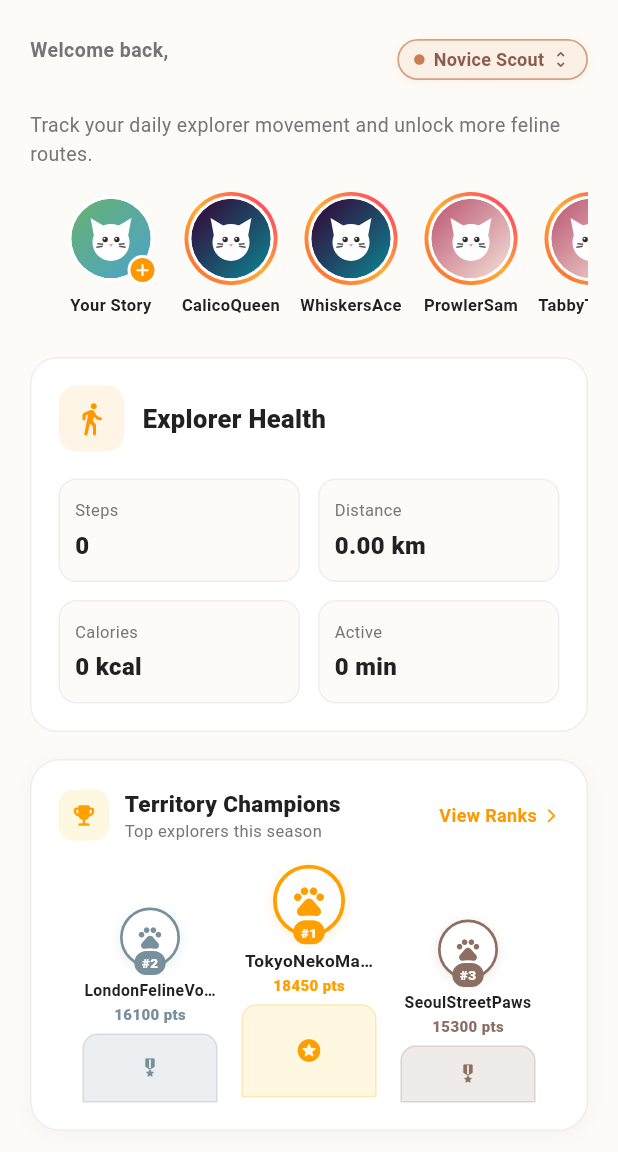
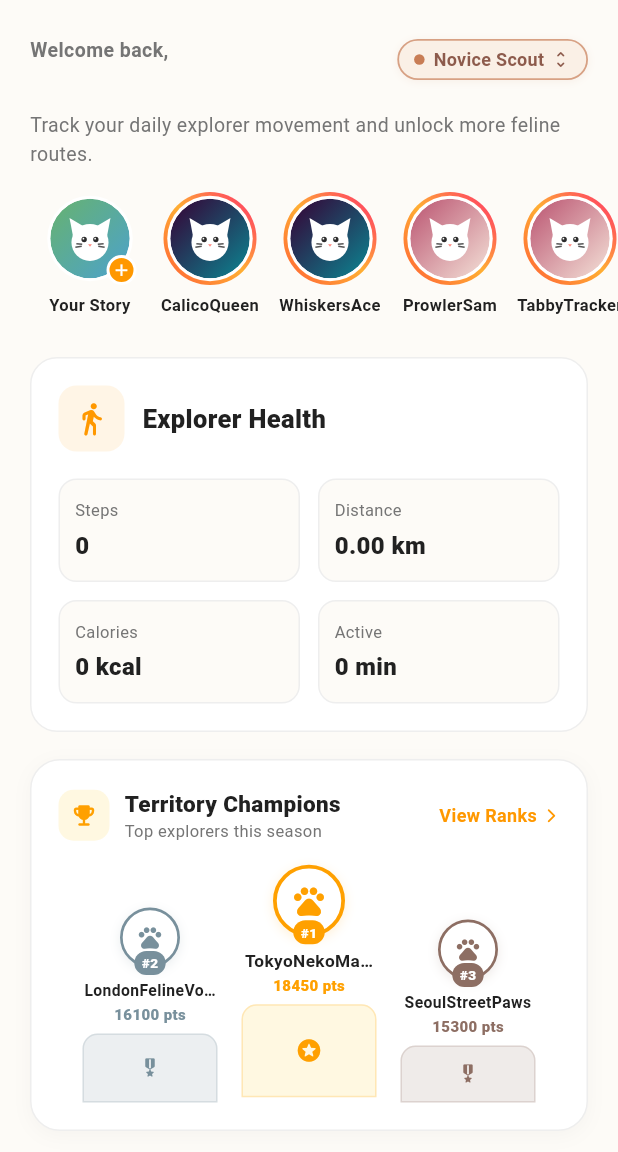
Before and after one commit to Ractopen-Academic/Poke-Iring, a Flutter app: the _HomePage screen opened directly with empty values, on a phone screen of 412 x 824 dp, the part 84-1236 px from its top. Run offline on Flutter 3.47's test engine with Material 3 defaults, Android fonts, the phone set to English and light mode, and no system bars; our stand-ins replace cached_network_image, cloud_firestore, firebase_auth, firebase_core, firebase_storage, flutter_cache_manager and 9 more; accounts and stored records are empty.

Commit message:
fix(home): allow stories tray to bleed edge-to-edge across screen width

```diff
--- a/lib/core/constants/app_version.dart
+++ b/lib/core/constants/app_version.dart
@@ -4,9 +4,9 @@ class AppVersion {
   // Major remains locked at 0 during pre-release until full functional stability
   static const int major = 0;
   static const int feature = 14;
-  static const int patch = 3;
+  static const int patch = 4;
   static const String flag = 'b'; // f = feature, b = bugfix, r = refactor
-  static const int iteration = 19;
+  static const int iteration = 20;
   static const String stage = 'Pre-Alpha';
   static const String buildDate = '2026.10.31';
 
@@ -14,5 +14,5 @@ class AppVersion {
   static String get releaseTag => 'v$semanticVersion-$flag$iteration';
   static String get badgeDisplay => '$releaseTag ($stage)';
   static String get buildSubtitle =>
-      'Build $buildDate • Fluid Mobile Responsiveness & Polish';
+      'Build $buildDate • Edge-to-Edge Stories Tray & Polish';
 }
--- a/lib/features/home/presentation/pages/main_navigation_shell.dart
+++ b/lib/features/home/presentation/pages/main_navigation_shell.dart
@@ -271,11 +271,13 @@ class _HomePageState extends State<_HomePage> {
             final health = snapshot.data ?? ExplorerHealthSnapshot.empty();
 
             return SingleChildScrollView(
-              padding: const EdgeInsets.symmetric(horizontal: 20, vertical: 24),
+              padding: const EdgeInsets.symmetric(vertical: 24),
               child: Column(
                 crossAxisAlignment: CrossAxisAlignment.stretch,
                 children: [
-                  Column(
+                  Padding(
+                    padding: const EdgeInsets.symmetric(horizontal: 20),
+                    child: Column(
                       crossAxisAlignment: CrossAxisAlignment.start,
                       children: [
                         Row(
@@ -319,7 +321,9 @@ class _HomePageState extends State<_HomePage> {
                                   ),
                               builder: (context, snapshot) {
                                 final title = snapshot.data;
-                              if (title == null) return const SizedBox.shrink();
+                                if (title == null) {
+                                  return const SizedBox.shrink();
+                                }
                                 return Padding(
                                   padding: const EdgeInsets.only(top: 2),
                                   child: EquippedTitleBadge(
@@ -346,9 +350,15 @@ class _HomePageState extends State<_HomePage> {
                         ),
                       ],
                     ),
+                  ),
                   const SizedBox(height: 16),
                   StoriesTray(user: widget.user),
                   const SizedBox(height: 16),
+                  Padding(
+                    padding: const EdgeInsets.symmetric(horizontal: 20),
+                    child: Column(
+                      crossAxisAlignment: CrossAxisAlignment.stretch,
+                      children: [
                         Container(
                           padding: const EdgeInsets.all(18),
                           decoration: BoxDecoration(
@@ -436,6 +446,9 @@ class _HomePageState extends State<_HomePage> {
                               ? widget.user.id
                               : widget.user.email,
                         ),
+                      ],
+                    ),
+                  ),
                   const SizedBox(height: 96),
                 ],
               ),
--- a/pubspec.yaml
+++ b/pubspec.yaml
@@ -2,7 +2,7 @@ name: pokeiring
 description: "A gamified cat discovery and exploration app combining on-device AI classification with GPS mapping."
 publish_to: 'none'
 
-version: 0.14.3+19
+version: 0.14.4+20
 
 environment:
   sdk: ^3.13.7
```
Also changed, not shown: lib/features/stories/presentation/widgets/stories_tray.dart (+1 -1 lines). Lines whose indentation alone changed are shown as unchanged.
